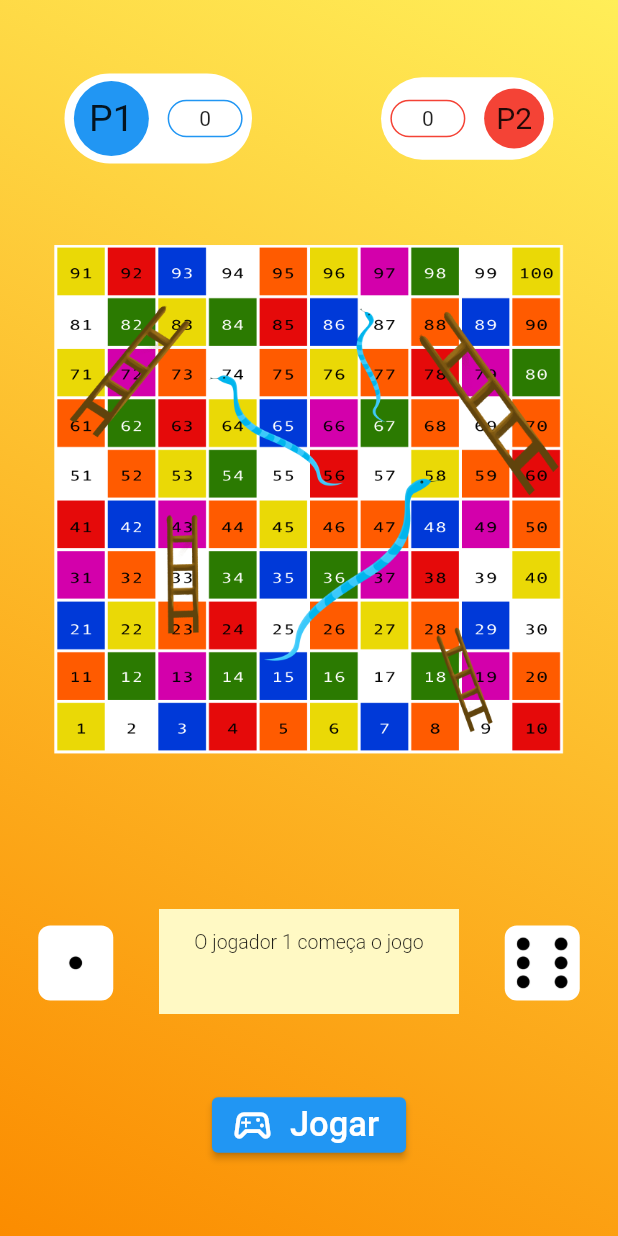
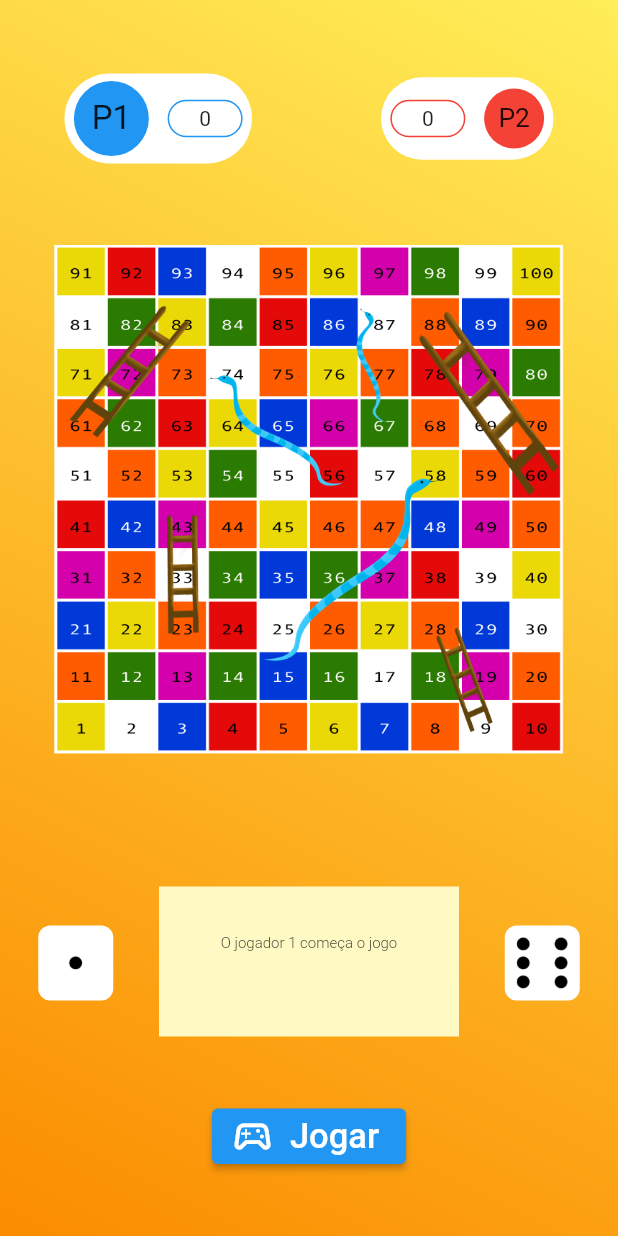
Before and after one commit to renatolealdev/teste_escribo_2, a Flutter app: the screen it shows after launch, on a phone screen of 412 x 824 dp. Run offline on Flutter 3.47's test engine with Material 2 defaults, Android fonts, the phone set to English and light mode, and no system bars; our stand-ins replace flutter_mobx, google_fonts, mobx; generated files the repository leaves out were written again; Roboto replaces fonts that are missing (Galindo, Oxygen).

Commit message:
Adaptations for Android

```diff
--- a/lib/components/board.dart
+++ b/lib/components/board.dart
@@ -95,7 +95,7 @@ class BoardGame extends StatelessWidget {
                         "P1/2",
                         textAlign: TextAlign.center,
                         style: GoogleFonts.galindo(
-                          fontSize: 10,
+                          fontSize: 8,
                           color: Colors.white,
                         ),
                       ),
--- a/lib/components/card_players.dart
+++ b/lib/components/card_players.dart
@@ -47,7 +47,7 @@ class CardPlayers extends StatelessWidget {
                         child: Text(
                           "P1",
                           style: GoogleFonts.galindo(
-                            fontSize: 25,
+                            fontSize: 22,
                           ),
                         ),
                       ),
@@ -95,7 +95,7 @@ class CardPlayers extends StatelessWidget {
                         child: Text(
                           "P2",
                           style: GoogleFonts.galindo(
-                            fontSize: 25,
+                            fontSize: 22,
                           ),
                         ),
                       ),
--- a/lib/components/message_box.dart
+++ b/lib/components/message_box.dart
@@ -17,7 +17,7 @@ class MessageBox extends StatelessWidget {
         padding: EdgeInsets.all(5),
         margin: EdgeInsets.fromLTRB(5, 3, 5, 5),
         width: 200,
-        height: 70,
+        height: 100,
         decoration: BoxDecoration(
           color: Colors.yellow[100],
         ),
@@ -30,7 +30,7 @@ class MessageBox extends StatelessWidget {
                   : "A soma dos dados foi:  ${store.somaDados}",
               textAlign: TextAlign.center,
               style: GoogleFonts.oxygen(
-                fontSize: 13,
+                fontSize: 10,
                 fontWeight: FontWeight.w300,
                 color: Colors.black87,
               ),
@@ -39,7 +39,7 @@ class MessageBox extends StatelessWidget {
               store.alerta1 == "" ? " " : store.alerta1,
               textAlign: TextAlign.center,
               style: GoogleFonts.oxygen(
-                fontSize: 11,
+                fontSize: 10,
                 fontWeight: FontWeight.w300,
                 color: Colors.green[800],
               ),
@@ -48,7 +48,7 @@ class MessageBox extends StatelessWidget {
               store.alerta2 == "" ? " " : store.alerta2,
               textAlign: TextAlign.center,
               style: GoogleFonts.oxygen(
-                fontSize: 11,
+                fontSize: 10,
                 fontWeight: FontWeight.w300,
                 color: Colors.blue[600],
               ),
```
